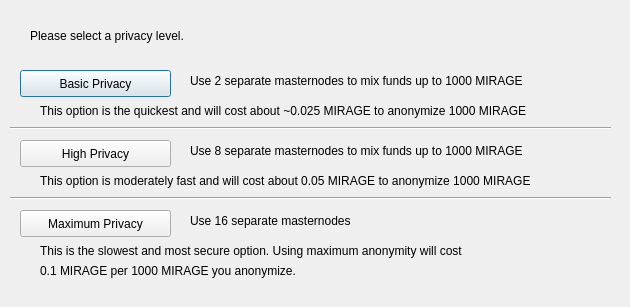
The window that src/qt/forms/darksendconfig.ui (ruvex/mirage) describes before a commit, drawn with Qt 5.
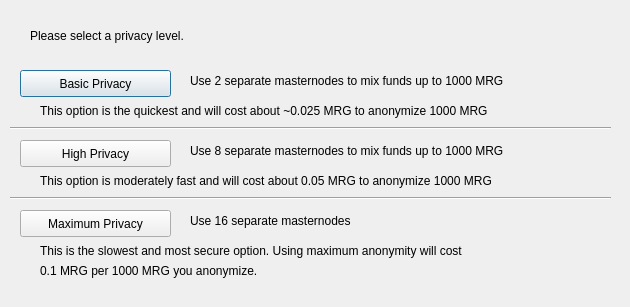
The same window after the commit.

The edit to the form file:
```diff
--- a/src/qt/forms/darksendconfig.ui
+++ b/src/qt/forms/darksendconfig.ui
@@ -75,7 +75,7 @@
     </rect>
    </property>
    <property name="text">
-    <string>Use 2 separate masternodes to mix funds up to 1000 MIRAGE</string>
+    <string>Use 2 separate masternodes to mix funds up to 1000 MRG</string>
    </property>
   </widget>
   <widget class="QLabel" name="label_3">
@@ -88,7 +88,7 @@
     </rect>
    </property>
    <property name="text">
-    <string>Use 8 separate masternodes to mix funds up to 1000 MIRAGE</string>
+    <string>Use 8 separate masternodes to mix funds up to 1000 MRG</string>
    </property>
   </widget>
   <widget class="QLabel" name="label_4">
@@ -114,7 +114,7 @@
     </rect>
    </property>
    <property name="text">
-    <string>This option is the quickest and will cost about ~0.025 MIRAGE to anonymize 1000 MIRAGE</string>
+    <string>This option is the quickest and will cost about ~0.025 MRG to anonymize 1000 MRG</string>
    </property>
   </widget>
   <widget class="QLabel" name="label_7">
@@ -127,7 +127,7 @@
     </rect>
    </property>
    <property name="text">
-    <string>This option is moderately fast and will cost about 0.05 MIRAGE to anonymize 1000 MIRAGE</string>
+    <string>This option is moderately fast and will cost about 0.05 MRG to anonymize 1000 MRG</string>
    </property>
   </widget>
   <widget class="QLabel" name="label_8">
@@ -153,7 +153,7 @@
     </rect>
    </property>
    <property name="text">
-    <string>0.1 MIRAGE per 1000 MIRAGE you anonymize.</string>
+    <string>0.1 MRG per 1000 MRG you anonymize.</string>
    </property>
   </widget>
   <widget class="Line" name="line">
```
